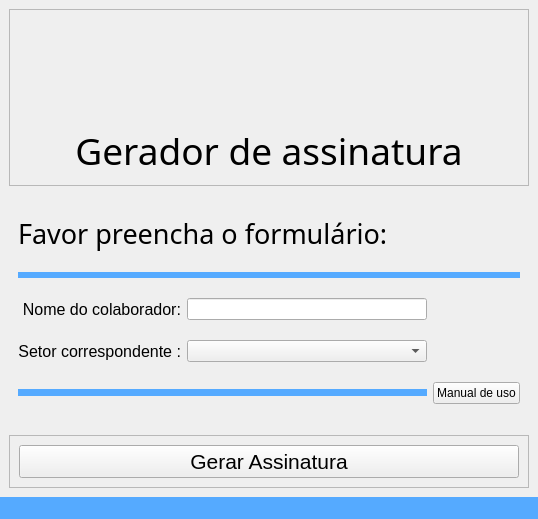
The window that code/src/ui/window_ass.ui (Sl3nc/Assinatura_Auto) describes before a commit, drawn with Qt 5.
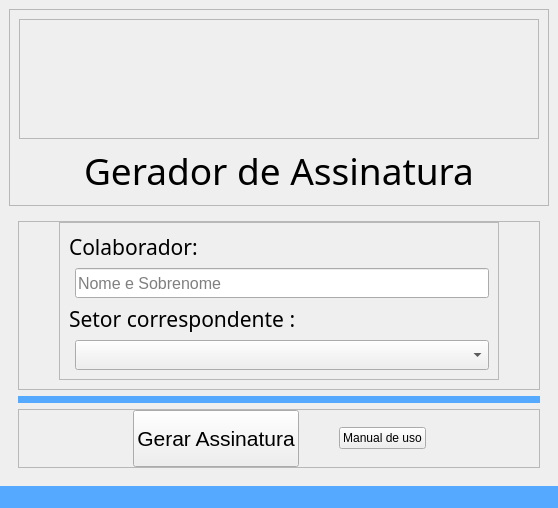
The same window after the commit. Icons and pictures are not drawn.

```diff
--- a/code/src/ui/window_ass.ui
+++ b/code/src/ui/window_ass.ui
@@ -6,99 +6,266 @@
    <rect>
     <x>0</x>
     <y>0</y>
-    <width>538</width>
-    <height>519</height>
+    <width>558</width>
+    <height>508</height>
    </rect>
   </property>
+  <property name="maximumSize">
+   <size>
+    <width>558</width>
+    <height>16777215</height>
+   </size>
+  </property>
   <property name="windowTitle">
    <string>MainWindow</string>
   </property>
   <widget class="QWidget" name="centralwidget">
    <layout class="QGridLayout" name="gridLayout_2">
+    <item row="0" column="0">
+     <widget class="QFrame" name="frame_2">
+      <property name="frameShape">
+       <enum>QFrame::Shape::StyledPanel</enum>
+      </property>
+      <property name="frameShadow">
+       <enum>QFrame::Shadow::Raised</enum>
+      </property>
+      <layout class="QVBoxLayout" name="verticalLayout">
+       <item>
+        <widget class="QFrame" name="frame_4">
+         <property name="frameShape">
+          <enum>QFrame::Shape::StyledPanel</enum>
+         </property>
+         <property name="frameShadow">
+          <enum>QFrame::Shadow::Raised</enum>
+         </property>
+         <layout class="QHBoxLayout" name="horizontalLayout_2">
+          <item>
+           <widget class="QLabel" name="logo_hori">
+            <property name="sizePolicy">
+             <sizepolicy hsizetype="Minimum" vsizetype="Minimum">
+              <horstretch>0</horstretch>
+              <verstretch>0</verstretch>
+             </sizepolicy>
+            </property>
+            <property name="minimumSize">
+             <size>
+              <width>500</width>
+              <height>100</height>
+             </size>
+            </property>
+            <property name="maximumSize">
+             <size>
+              <width>1000</width>
+              <height>200</height>
+             </size>
+            </property>
+            <property name="text">
+             <string/>
+            </property>
+            <property name="textFormat">
+             <enum>Qt::TextFormat::RichText</enum>
+            </property>
+            <property name="pixmap">
+             <pixmap>../imgs/ass-hori.png</pixmap>
+            </property>
+            <property name="scaledContents">
+             <bool>true</bool>
+            </property>
+            <property name="alignment">
+             <set>Qt::AlignmentFlag::AlignCenter</set>
+            </property>
+           </widget>
+          </item>
+         </layout>
+        </widget>
+       </item>
+       <item>
+        <widget class="QLabel" name="label">
+         <property name="sizePolicy">
+          <sizepolicy hsizetype="Expanding" vsizetype="Maximum">
+           <horstretch>0</horstretch>
+           <verstretch>0</verstretch>
+          </sizepolicy>
+         </property>
+         <property name="font">
+          <font>
+           <family>Arial Rounded MT Bold</family>
+           <pointsize>28</pointsize>
+          </font>
+         </property>
+         <property name="layoutDirection">
+          <enum>Qt::LayoutDirection::LeftToRight</enum>
+         </property>
+         <property name="text">
+          <string>Gerador de Assinatura</string>
+         </property>
+         <property name="alignment">
+          <set>Qt::AlignmentFlag::AlignCenter</set>
+         </property>
+        </widget>
+       </item>
+      </layout>
+     </widget>
+    </item>
     <item row="1" column="0">
      <widget class="QStackedWidget" name="stackedWidget">
       <property name="currentIndex">
        <number>0</number>
       </property>
       <widget class="QWidget" name="Page1">
-       <layout class="QGridLayout" name="gridLayout">
-        <item row="2" column="1">
-         <widget class="QLineEdit" name="lineEdit">
-          <property name="sizePolicy">
-           <sizepolicy hsizetype="Expanding" vsizetype="Fixed">
-            <horstretch>0</horstretch>
-            <verstretch>0</verstretch>
-           </sizepolicy>
-          </property>
-         </widget>
-        </item>
-        <item row="1" column="0" colspan="3">
-         <widget class="Line" name="line">
-          <property name="sizePolicy">
-           <sizepolicy hsizetype="Minimum" vsizetype="Fixed">
-            <horstretch>0</horstretch>
-            <verstretch>0</verstretch>
-           </sizepolicy>
-          </property>
-          <property name="minimumSize">
-           <size>
-            <width>0</width>
-            <height>6</height>
-           </size>
-          </property>
-          <property name="styleSheet">
-           <string notr="true">background-color: rgb(85, 170, 255);</string>
+       <layout class="QVBoxLayout" name="verticalLayout_3">
+        <item>
+         <widget class="QFrame" name="frame_5">
+          <property name="frameShape">
+           <enum>QFrame::Shape::StyledPanel</enum>
           </property>
           <property name="frameShadow">
-           <enum>QFrame::Shadow::Plain</enum>
+           <enum>QFrame::Shadow::Raised</enum>
           </property>
-          <property name="lineWidth">
-           <number>-1</number>
-          </property>
-          <property name="orientation">
-           <enum>Qt::Orientation::Horizontal</enum>
-          </property>
+          <layout class="QHBoxLayout" name="horizontalLayout">
+           <property name="leftMargin">
+            <number>0</number>
+           </property>
+           <property name="topMargin">
+            <number>0</number>
+           </property>
+           <property name="rightMargin">
+            <number>0</number>
+           </property>
+           <item>
+            <spacer name="horizontalSpacer">
+             <property name="orientation">
+              <enum>Qt::Orientation::Horizontal</enum>
+             </property>
+             <property name="sizeType">
+              <enum>QSizePolicy::Policy::Minimum</enum>
+             </property>
+             <property name="sizeHint" stdset="0">
+              <size>
+               <width>40</width>
+               <height>20</height>
+              </size>
+             </property>
+            </spacer>
+           </item>
+           <item>
+            <widget class="QFrame" name="frame">
+             <property name="frameShape">
+              <enum>QFrame::Shape::StyledPanel</enum>
+             </property>
+             <property name="frameShadow">
+              <enum>QFrame::Shadow::Raised</enum>
+             </property>
+             <layout class="QFormLayout" name="formLayout">
+              <item row="0" column="0" colspan="2">
+               <widget class="QLabel" name="label_2">
+                <property name="font">
+                 <font>
+                  <family>Tw Cen MT</family>
+                  <pointsize>16</pointsize>
+                 </font>
+                </property>
+                <property name="text">
+                 <string>Colaborador:</string>
+                </property>
+                <property name="alignment">
+                 <set>Qt::AlignmentFlag::AlignLeading|Qt::AlignmentFlag::AlignLeft|Qt::AlignmentFlag::AlignVCenter</set>
+                </property>
+                <property name="margin">
+                 <number>5</number>
+                </property>
+               </widget>
+              </item>
+              <item row="1" column="1">
+               <widget class="QLineEdit" name="lineEdit">
+                <property name="sizePolicy">
+                 <sizepolicy hsizetype="Expanding" vsizetype="Fixed">
+                  <horstretch>0</horstretch>
+                  <verstretch>0</verstretch>
+                 </sizepolicy>
+                </property>
+                <property name="minimumSize">
+                 <size>
+                  <width>0</width>
+                  <height>30</height>
+                 </size>
+                </property>
+                <property name="font">
+                 <font>
+                  <pointsize>12</pointsize>
+                 </font>
+                </property>
+                <property name="maxLength">
+                 <number>25</number>
+                </property>
+                <property name="placeholderText">
+                 <string>Nome e Sobrenome</string>
+                </property>
+               </widget>
+              </item>
+              <item row="2" column="0" colspan="2">
+               <widget class="QLabel" name="label_3">
+                <property name="font">
+                 <font>
+                  <family>Tw Cen MT</family>
+                  <pointsize>16</pointsize>
+                 </font>
+                </property>
+                <property name="text">
+                 <string>Setor correspondente :</string>
+                </property>
+                <property name="alignment">
+                 <set>Qt::AlignmentFlag::AlignLeading|Qt::AlignmentFlag::AlignLeft|Qt::AlignmentFlag::AlignVCenter</set>
+                </property>
+                <property name="margin">
+                 <number>5</number>
+                </property>
+               </widget>
+              </item>
+              <item row="3" column="1">
+               <widget class="QComboBox" name="comboBox">
+                <property name="sizePolicy">
+                 <sizepolicy hsizetype="Preferred" vsizetype="Fixed">
+                  <horstretch>0</horstretch>
+                  <verstretch>0</verstretch>
+                 </sizepolicy>
+                </property>
+                <property name="minimumSize">
+                 <size>
+                  <width>0</width>
+                  <height>30</height>
+                 </size>
+                </property>
+                <property name="font">
+                 <font>
+                  <pointsize>12</pointsize>
+                 </font>
+                </property>
+               </widget>
+              </item>
+             </layout>
+            </widget>
+           </item>
+           <item>
+            <spacer name="horizontalSpacer_2">
+             <property name="orientation">
+              <enum>Qt::Orientation::Horizontal</enum>
+             </property>
+             <property name="sizeType">
+              <enum>QSizePolicy::Policy::Minimum</enum>
+             </property>
+             <property name="sizeHint" stdset="0">
+              <size>
+               <width>40</width>
+               <height>20</height>
+              </size>
+             </property>
+            </spacer>
+           </item>
+          </layout>
          </widget>
         </item>
-        <item row="2" column="0">
-         <widget class="QLabel" name="label_2">
-          <property name="font">
-           <font>
-            <family>Arial</family>
-            <pointsize>12</pointsize>
-           </font>
-          </property>
-          <property name="text">
-           <string>Nome do colaborador:</string>
-          </property>
-          <property name="alignment">
-           <set>Qt::AlignmentFlag::AlignRight|Qt::AlignmentFlag::AlignTrailing|Qt::AlignmentFlag::AlignVCenter</set>
-          </property>
-          <property name="margin">
-           <number>5</number>
-          </property>
-         </widget>
-        </item>
-        <item row="3" column="0">
-         <widget class="QLabel" name="label_3">
-          <property name="font">
-           <font>
-            <family>Arial</family>
-            <pointsize>12</pointsize>
-           </font>
-          </property>
-          <property name="text">
-           <string>Setor correspondente :</string>
-          </property>
-          <property name="alignment">
-           <set>Qt::AlignmentFlag::AlignRight|Qt::AlignmentFlag::AlignTrailing|Qt::AlignmentFlag::AlignVCenter</set>
-          </property>
-          <property name="margin">
-           <number>5</number>
-          </property>
-         </widget>
-        </item>
-        <item row="4" column="0" colspan="2">
+        <item>
          <widget class="Line" name="line_2">
           <property name="minimumSize">
            <size>
@@ -126,52 +293,114 @@
           </property>
          </widget>
         </item>
-        <item row="3" column="1">
-         <widget class="QComboBox" name="comboBox">
-          <property name="sizePolicy">
-           <sizepolicy hsizetype="Preferred" vsizetype="Fixed">
-            <horstretch>0</horstretch>
-            <verstretch>0</verstretch>
-           </sizepolicy>
+        <item>
+         <widget class="QFrame" name="frame_6">
+          <property name="frameShape">
+           <enum>QFrame::Shape::StyledPanel</enum>
           </property>
-         </widget>
-        </item>
-        <item row="4" column="2">
-         <widget class="QPushButton" name="pushButton_2">
-          <property name="sizePolicy">
-           <sizepolicy hsizetype="Maximum" vsizetype="Maximum">
-            <horstretch>0</horstretch>
-            <verstretch>0</verstretch>
-           </sizepolicy>
+          <property name="frameShadow">
+           <enum>QFrame::Shadow::Raised</enum>
           </property>
-          <property name="text">
-           <string>Manual de uso</string>
-          </property>
-         </widget>
-        </item>
-        <item row="0" column="0" colspan="3">
-         <widget class="QLabel" name="label_4">
-          <property name="sizePolicy">
-           <sizepolicy hsizetype="Preferred" vsizetype="Maximum">
-            <horstretch>0</horstretch>
-            <verstretch>0</verstretch>
-           </sizepolicy>
-          </property>
-          <property name="font">
-           <font>
-            <family>Tw Cen MT</family>
-            <pointsize>20</pointsize>
-           </font>
-          </property>
-          <property name="text">
-           <string>Favor preencha o formulário:</string>
-          </property>
-          <property name="alignment">
-           <set>Qt::AlignmentFlag::AlignBottom|Qt::AlignmentFlag::AlignLeading|Qt::AlignmentFlag::AlignLeft</set>
-          </property>
-          <property name="margin">
-           <number>0</number>
-          </property>
+          <layout class="QHBoxLayout" name="horizontalLayout_3">
+           <property name="spacing">
+            <number>0</number>
+           </property>
+           <property name="leftMargin">
+            <number>0</number>
+           </property>
+           <property name="topMargin">
+            <number>0</number>
+           </property>
+           <property name="rightMargin">
+            <number>0</number>
+           </property>
+           <property name="bottomMargin">
+            <number>0</number>
+           </property>
+           <item>
+            <spacer name="horizontalSpacer_5">
+             <property name="orientation">
+              <enum>Qt::Orientation::Horizontal</enum>
+             </property>
+             <property name="sizeType">
+              <enum>QSizePolicy::Policy::Expanding</enum>
+             </property>
+             <property name="sizeHint" stdset="0">
+              <size>
+               <width>40</width>
+               <height>20</height>
+              </size>
+             </property>
+            </spacer>
+           </item>
+           <item>
+            <widget class="QPushButton" name="pushButton">
+             <property name="sizePolicy">
+              <sizepolicy hsizetype="Minimum" vsizetype="Minimum">
+               <horstretch>0</horstretch>
+               <verstretch>0</verstretch>
+              </sizepolicy>
+             </property>
+             <property name="font">
+              <font>
+               <pointsize>16</pointsize>
+               <bold>false</bold>
+               <underline>false</underline>
+               <strikeout>false</strikeout>
+               <kerning>true</kerning>
+              </font>
+             </property>
+             <property name="text">
+              <string>Gerar Assinatura</string>
+             </property>
+            </widget>
+           </item>
+           <item>
+            <spacer name="horizontalSpacer_7">
+             <property name="orientation">
+              <enum>Qt::Orientation::Horizontal</enum>
+             </property>
+             <property name="sizeType">
+              <enum>QSizePolicy::Policy::Minimum</enum>
+             </property>
+             <property name="sizeHint" stdset="0">
+              <size>
+               <width>40</width>
+               <height>20</height>
+              </size>
+             </property>
+            </spacer>
+           </item>
+           <item>
+            <widget class="QPushButton" name="pushButton_2">
+             <property name="sizePolicy">
+              <sizepolicy hsizetype="Maximum" vsizetype="Maximum">
+               <horstretch>0</horstretch>
+               <verstretch>0</verstretch>
+              </sizepolicy>
+             </property>
+             <property name="text">
+              <string>Manual de uso</string>
+             </property>
+            </widget>
+           </item>
+           <item>
+            <spacer name="horizontalSpacer_6">
+             <property name="orientation">
+              <enum>Qt::Orientation::Horizontal</enum>
+             </property>
+             <property name="sizeType">
+              <enum>QSizePolicy::Policy::Expanding</enum>
+             </property>
+             <property name="sizeHint" stdset="0">
+              <size>
+               <width>40</width>
+               <height>20</height>
+              </size>
+             </property>
+            </spacer>
+           </item>
+          </layout>
          </widget>
         </item>
        </layout>
@@ -273,120 +502,6 @@
       </widget>
      </widget>
     </item>
-    <item row="2" column="0">
-     <widget class="QFrame" name="frame">
-      <property name="sizePolicy">
-       <sizepolicy hsizetype="Preferred" vsizetype="Maximum">
-        <horstretch>0</horstretch>
-        <verstretch>0</verstretch>
-       </sizepolicy>
-      </property>
-      <property name="frameShape">
-       <enum>QFrame::Shape::StyledPanel</enum>
-      </property>
-      <property name="frameShadow">
-       <enum>QFrame::Shadow::Raised</enum>
-      </property>
-      <layout class="QHBoxLayout" name="horizontalLayout">
-       <item>
-        <widget class="QPushButton" name="pushButton">
-         <property name="sizePolicy">
-          <sizepolicy hsizetype="Minimum" vsizetype="Maximum">
-           <horstretch>0</horstretch>
-           <verstretch>0</verstretch>
-          </sizepolicy>
-         </property>
-         <property name="font">
-          <font>
-           <pointsize>16</pointsize>
-           <bold>false</bold>
-           <underline>false</underline>
-           <strikeout>false</strikeout>
-           <kerning>true</kerning>
-          </font>
-         </property>
-         <property name="text">
-          <string>Gerar Assinatura</string>
-         </property>
-        </widget>
-       </item>
-      </layout>
-     </widget>
-    </item>
-    <item row="0" column="0">
-     <widget class="QFrame" name="frame_2">
-      <property name="frameShape">
-       <enum>QFrame::Shape::StyledPanel</enum>
-      </property>
-      <property name="frameShadow">
-       <enum>QFrame::Shadow::Raised</enum>
-      </property>
-      <layout class="QVBoxLayout" name="verticalLayout">
-       <item>
-        <widget class="QLabel" name="logo_hori">
-         <property name="sizePolicy">
-          <sizepolicy hsizetype="Minimum" vsizetype="Minimum">
-           <horstretch>0</horstretch>
-           <verstretch>0</verstretch>
-          </sizepolicy>
-         </property>
-         <property name="minimumSize">
-          <size>
-           <width>500</width>
-           <height>100</height>
-          </size>
-         </property>
-         <property name="maximumSize">
-          <size>
-           <width>1000</width>
-           <height>200</height>
-          </size>
-         </property>
-         <property name="text">
-          <string/>
-         </property>
-         <property name="textFormat">
-          <enum>Qt::TextFormat::RichText</enum>
-         </property>
-         <property name="pixmap">
-          <pixmap>../imgs/ass-hori.png</pixmap>
-         </property>
-         <property name="scaledContents">
-          <bool>true</bool>
-         </property>
-         <property name="alignment">
-          <set>Qt::AlignmentFlag::AlignCenter</set>
-         </property>
-        </widget>
-       </item>
-       <item>
-        <widget class="QLabel" name="label">
-         <property name="sizePolicy">
-          <sizepolicy hsizetype="Expanding" vsizetype="Maximum">
-           <horstretch>0</horstretch>
-           <verstretch>0</verstretch>
-          </sizepolicy>
-         </property>
-         <property name="font">
-          <font>
-           <family>Arial Rounded MT Bold</family>
-           <pointsize>28</pointsize>
-          </font>
-         </property>
-         <property name="layoutDirection">
-          <enum>Qt::LayoutDirection::LeftToRight</enum>
-         </property>
-         <property name="text">
-          <string>Gerador de assinatura</string>
-         </property>
-         <property name="alignment">
-          <set>Qt::AlignmentFlag::AlignCenter</set>
-         </property>
-        </widget>
-       </item>
-      </layout>
-     </widget>
-    </item>
    </layout>
   </widget>
   <widget class="QMenuBar" name="menubar">
```
Left out of the diff: 4 changed lines with no effect on the pictures.
